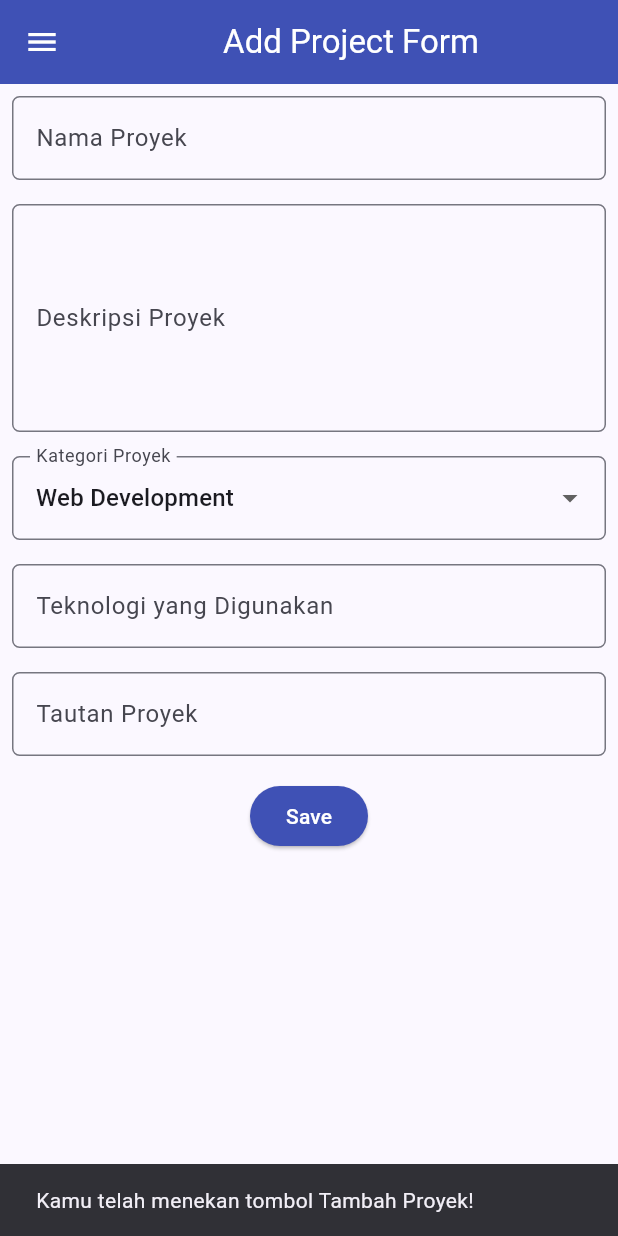
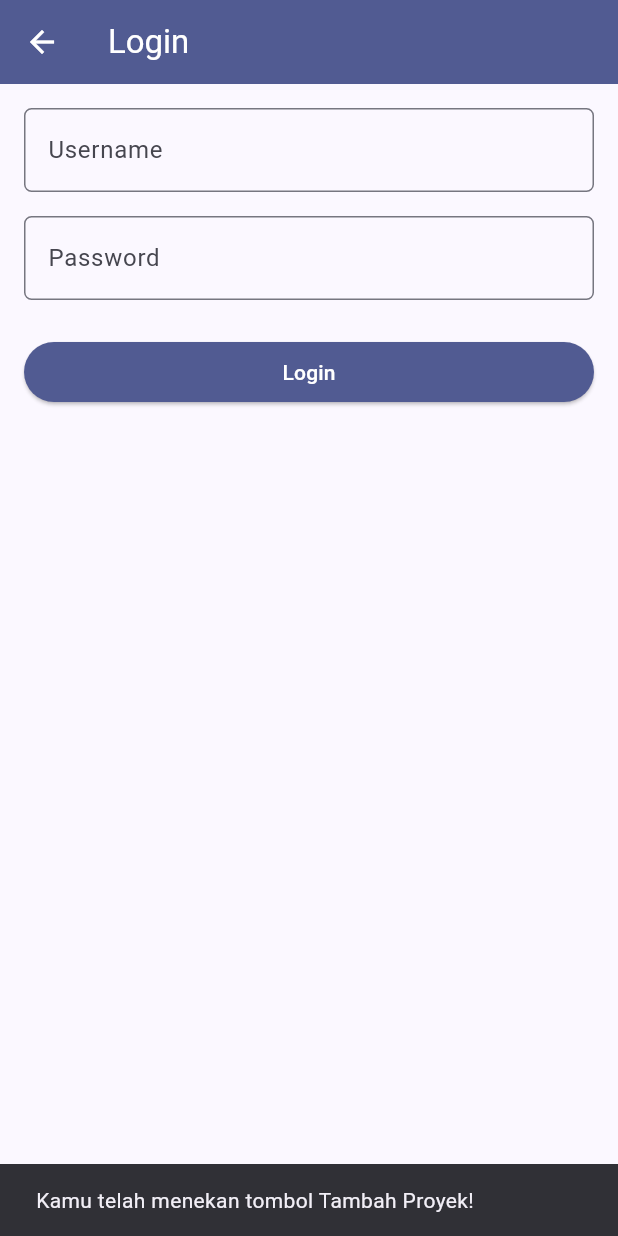
Before and after one commit to marlioboro/myportofolio_mobile, a Flutter app: the screen it shows after launch, after a tap on "Tambah Proyek", on a phone screen of 412 x 824 dp. Run offline on Flutter 3.47's test engine with Material 3 defaults, Android fonts, the phone set to English and light mode, and no system bars; generated files the repository leaves out were written again.

Commit message:
feat: add token login, auth state, and route guard
Provide ApiClient and AuthState with MultiProvider, add LoginScreen and ensureLoggedIn, guard Add Project in the drawer and card, and switch the drawer between Login and Logout.

```diff
--- a/lib/main.dart
+++ b/lib/main.dart
@@ -1,16 +1,28 @@
 import 'package:flutter/material.dart';
 import 'package:myportofolio_mobile/screens/menu.dart';
+import 'package:myportofolio_mobile/services/api_client.dart';
+import 'package:myportofolio_mobile/services/auth_state.dart';
+import 'package:provider/provider.dart';
 
 void main() {
-  runApp(const MyApp());
+  runApp(MyApp(apiClient: ApiClient()));
 }
 
 class MyApp extends StatelessWidget {
-  const MyApp({super.key});
+  const MyApp({required this.apiClient, super.key});
+
+  final ApiClient apiClient;
 
   @override
   Widget build(BuildContext context) {
-    return MaterialApp(
+    // MultiProvider menyisipkan ApiClient dan AuthState ke widget tree,
+    // jadi semua halaman bisa memakainya lewat context.read / context.watch.
+    return MultiProvider(
+      providers: [
+        Provider<ApiClient>.value(value: apiClient),
+        ChangeNotifierProvider(create: (_) => AuthState(apiClient)),
+      ],
+      child: MaterialApp(
         title: 'MyPortfolio',
         theme: ThemeData(
           colorScheme: ColorScheme.fromSeed(
@@ -20,6 +32,7 @@ class MyApp extends StatelessWidget {
           useMaterial3: true,
         ),
         home: MyHomePage(),
+      ),
     );
   }
 }
--- /dev/null
+++ b/lib/screens/login_screen.dart
@@ -0,0 +1,127 @@
+import 'package:flutter/material.dart';
+import 'package:myportofolio_mobile/services/api_client.dart';
+import 'package:myportofolio_mobile/services/auth_state.dart';
+import 'package:provider/provider.dart';
+
+/// Halaman login dengan username dan password akun Django.
+class LoginScreen extends StatefulWidget {
+  const LoginScreen({super.key});
+
+  @override
+  State<LoginScreen> createState() => _LoginScreenState();
+}
+
+class _LoginScreenState extends State<LoginScreen> {
+  final _formKey = GlobalKey<FormState>();
+
+  String _username = '';
+  String _password = '';
+  bool _isSubmitting = false;
+
+  Future<void> _submit() async {
+    if (!_formKey.currentState!.validate()) return;
+
+    setState(() {
+      _isSubmitting = true;
+    });
+
+    try {
+      await context.read<AuthState>().login(_username.trim(), _password);
+      if (!mounted) return;
+      Navigator.pop(context, true);
+    } on ApiException catch (error) {
+      if (!mounted) return;
+      ScaffoldMessenger.of(context).showSnackBar(
+        SnackBar(
+          content: Text(
+            'Login gagal (${error.statusCode}). Cek username dan password.',
+          ),
+        ),
+      );
+    } on Exception {
+      if (!mounted) return;
+      ScaffoldMessenger.of(context).showSnackBar(
+        const SnackBar(content: Text('Tidak bisa terhubung ke server.')),
+      );
+    } finally {
+      if (mounted) {
+        setState(() {
+          _isSubmitting = false;
+        });
+      }
+    }
+  }
+
+  @override
+  Widget build(BuildContext context) {
+    final colorScheme = Theme.of(context).colorScheme;
+
+    return Scaffold(
+      appBar: AppBar(
+        title: const Text('Login'),
+        backgroundColor: colorScheme.primary,
+        foregroundColor: Colors.white,
+      ),
+      body: Form(
+        key: _formKey,
+        child: SingleChildScrollView(
+          padding: const EdgeInsets.all(16),
+          child: Column(
+            crossAxisAlignment: CrossAxisAlignment.stretch,
+            children: [
+              TextFormField(
+                decoration: InputDecoration(
+                  hintText: 'Username',
+                  labelText: 'Username',
+                  border: OutlineInputBorder(
+                    borderRadius: BorderRadius.circular(5),
+                  ),
+                ),
+                onChanged: (value) => _username = value,
+                validator: (value) {
+                  if (value == null || value.trim().isEmpty) {
+                    return 'Username cannot be empty!';
+                  }
+                  return null;
+                },
+              ),
+              const SizedBox(height: 16),
+              TextFormField(
+                obscureText: true,
+                decoration: InputDecoration(
+                  hintText: 'Password',
+                  labelText: 'Password',
+                  border: OutlineInputBorder(
+                    borderRadius: BorderRadius.circular(5),
+                  ),
+                ),
+                onChanged: (value) => _password = value,
+                validator: (value) {
+                  if (value == null || value.isEmpty) {
+                    return 'Password cannot be empty!';
+                  }
+                  return null;
+                },
+              ),
+              const SizedBox(height: 24),
+              ElevatedButton(
+                style: ElevatedButton.styleFrom(
+                  backgroundColor: colorScheme.primary,
+                  foregroundColor: Colors.white,
+                ),
+                onPressed: _isSubmitting ? null : _submit,
+                child: _isSubmitting
+                    ? const SizedBox(
+                        height: 20,
+                        width: 20,
+                        child: CircularProgressIndicator(strokeWidth: 2),
+                      )
+                    : const Text('Login'),
+              ),
+            ],
+          ),
+        ),
+      ),
+    );
+  }
+}
--- /dev/null
+++ b/lib/services/auth_state.dart
@@ -0,0 +1,32 @@
+import 'package:flutter/foundation.dart';
+import 'package:myportofolio_mobile/services/api_client.dart';
+
+/// Menyimpan token autentikasi di memori selama aplikasi berjalan.
+class AuthState extends ChangeNotifier {
+  AuthState(this._apiClient, {String? initialToken}) : _token = initialToken;
+
+  final ApiClient _apiClient;
+  String? _token;
+
+  String? get token => _token;
+  bool get isLoggedIn => _token != null;
+
+  Future<void> login(String username, String password) async {
+    _token = await _apiClient.obtainToken(username, password);
+    notifyListeners();
+  }
+
+  Future<void> logout() async {
+    final current = _token;
+    if (current == null) return;
+
+    try {
+      await _apiClient.logout(token: current);
+    } on ApiException {
+      // Token mungkin sudah dicabut di server; tetap logout di aplikasi.
+    } finally {
+      _token = null;
+      notifyListeners();
+    }
+  }
+}
--- /dev/null
+++ b/lib/widgets/auth_guard.dart
@@ -0,0 +1,16 @@
+import 'package:flutter/material.dart';
+import 'package:myportofolio_mobile/screens/login_screen.dart';
+import 'package:myportofolio_mobile/services/auth_state.dart';
+import 'package:provider/provider.dart';
+
+/// Memastikan pengguna sudah login. Kalau belum, buka [LoginScreen] dan
+/// kembalikan `true` hanya jika login berhasil.
+Future<bool> ensureLoggedIn(BuildContext context) async {
+  if (context.read<AuthState>().isLoggedIn) return true;
+
+  final loggedIn = await Navigator.push<bool>(
+    context,
+    MaterialPageRoute(builder: (context) => const LoginScreen()),
+  );
+  return loggedIn ?? false;
+}
--- a/lib/widgets/left_drawer.dart
+++ b/lib/widgets/left_drawer.dart
@@ -2,21 +2,34 @@ import 'package:flutter/material.dart';
 import 'package:myportofolio_mobile/screens/experience_form.dart';
 import 'package:myportofolio_mobile/screens/menu.dart';
 import 'package:myportofolio_mobile/screens/project_form.dart';
+import 'package:myportofolio_mobile/screens/project_list_screen.dart';
+import 'package:myportofolio_mobile/services/auth_state.dart';
+import 'package:myportofolio_mobile/widgets/auth_guard.dart';
+import 'package:provider/provider.dart';
 
-/// Drawer menu untuk berpindah antara halaman utama, form tambah proyek,
-/// dan form tambah experience. Drawer yang sama dipakai di ketiga halaman.
+/// Drawer menu yang dipakai bersama di semua halaman.
+///
+/// Opsi Login/Logout ikut berubah otomatis karena drawer membaca
+/// [AuthState] lewat `context.watch`.
 class LeftDrawer extends StatelessWidget {
   const LeftDrawer({super.key});
 
+  void _replaceWith(BuildContext context, Widget page) {
+    Navigator.pushReplacement(
+      context,
+      MaterialPageRoute(builder: (context) => page),
+    );
+  }
+
   @override
   Widget build(BuildContext context) {
+    final isLoggedIn = context.watch<AuthState>().isLoggedIn;
+
     return Drawer(
       child: ListView(
         children: [
           const DrawerHeader(
-            decoration: BoxDecoration(
-              color: Colors.indigo,
-            ),
+            decoration: BoxDecoration(color: Colors.indigo),
             child: Column(
               crossAxisAlignment: CrossAxisAlignment.start,
               children: [
@@ -31,10 +44,7 @@ class LeftDrawer extends StatelessWidget {
                 SizedBox(height: 10),
                 Text(
                   'Explore personal projects and experiences!',
-                  style: TextStyle(
-                    fontSize: 15,
-                    color: Colors.white,
-                  ),
+                  style: TextStyle(fontSize: 15, color: Colors.white),
                 ),
               ],
             ),
@@ -42,42 +52,48 @@ class LeftDrawer extends StatelessWidget {
           ListTile(
             leading: const Icon(Icons.home_outlined),
             title: const Text('Home'),
-            // Navigasi ke halaman utama portofolio
-            onTap: () {
-              Navigator.pushReplacement(
-                context,
-                MaterialPageRoute(
-                  builder: (context) => MyHomePage(),
-                ),
-              );
-            },
+            onTap: () => _replaceWith(context, MyHomePage()),
+          ),
+          ListTile(
+            leading: const Icon(Icons.folder_outlined),
+            title: const Text('Projects'),
+            // Daftar proyek publik, tidak perlu login.
+            onTap: () => _replaceWith(context, const ProjectListScreen()),
           ),
           ListTile(
             leading: const Icon(Icons.add_circle_outline),
             title: const Text('Add Project'),
-            // Navigasi ke halaman tambah proyek
-            onTap: () {
-              Navigator.pushReplacement(
-                context,
-                MaterialPageRoute(
-                  builder: (context) => const ProjectFormPage(),
-                ),
-              );
+            // Menambah proyek butuh token, jadi minta login dulu.
+            onTap: () async {
+              final loggedIn = await ensureLoggedIn(context);
+              if (!loggedIn || !context.mounted) return;
+              _replaceWith(context, const ProjectFormPage());
             },
           ),
           ListTile(
             leading: const Icon(Icons.work_outline),
             title: const Text('Add Experience'),
-            // Navigasi ke halaman tambah experience
-            onTap: () {
-              Navigator.pushReplacement(
-                context,
-                MaterialPageRoute(
-                  builder: (context) => const ExperienceFormPage(),
-                ),
-              );
-            },
+            onTap: () => _replaceWith(context, const ExperienceFormPage()),
           ),
+          const Divider(),
+          if (isLoggedIn)
+            ListTile(
+              leading: const Icon(Icons.logout),
+              title: const Text('Logout'),
+              onTap: () async {
+                final messenger = ScaffoldMessenger.of(context);
+                await context.read<AuthState>().logout();
+                messenger.showSnackBar(
+                  const SnackBar(content: Text('Kamu sudah logout.')),
+                );
+              },
+            )
+          else
+            ListTile(
+              leading: const Icon(Icons.login),
+              title: const Text('Login'),
+              onTap: () => ensureLoggedIn(context),
+            ),
         ],
       ),
     );
--- a/lib/widgets/project_card.dart
+++ b/lib/widgets/project_card.dart
@@ -2,6 +2,9 @@ import 'package:flutter/material.dart';
 import 'package:myportofolio_mobile/screens/experience_form.dart';
 import 'package:myportofolio_mobile/screens/menu.dart';
 import 'package:myportofolio_mobile/screens/project_form.dart';
+import 'package:myportofolio_mobile/services/auth_state.dart';
+import 'package:myportofolio_mobile/widgets/auth_guard.dart';
+import 'package:provider/provider.dart';
 
 /// Kartu tombol aksi di halaman utama. Warna latar diambil dari
 /// ItemHomepage.color. Tombol Tambah Proyek dan Tambah Experience membuka
@@ -19,7 +22,7 @@ class ItemCard extends StatelessWidget {
       borderRadius: BorderRadius.circular(12),
       child: InkWell(
         // Aksi ketika kartu ditekan oleh pengguna.
-        onTap: () {
+        onTap: () async {
           // Menampilkan SnackBar dengan pesan interaktif.
           ScaffoldMessenger.of(context)
             ..hideCurrentSnackBar()
@@ -30,10 +33,23 @@ class ItemCard extends StatelessWidget {
           // Navigate ke halaman yang sesuai. push() menaruh form di atas menu,
           // jadi tombol Back membawa pengguna kembali ke menu.
           if (item.name == "Tambah Proyek") {
+            // Menambah proyek butuh token, jadi minta login dulu.
+            final loggedIn = await ensureLoggedIn(context);
+            if (!loggedIn || !context.mounted) return;
             Navigator.push(
               context,
               MaterialPageRoute(builder: (context) => const ProjectFormPage()),
             );
+          } else if (item.name == "Logout") {
+            final auth = context.read<AuthState>();
+            if (!auth.isLoggedIn) return;
+            final messenger = ScaffoldMessenger.of(context);
+            await auth.logout();
+            messenger
+              ..hideCurrentSnackBar()
+              ..showSnackBar(
+                const SnackBar(content: Text("Kamu sudah logout.")),
+              );
           } else if (item.name == "Tambah Experience") {
             Navigator.push(
               context,
```
Lines whose indentation alone changed are shown as unchanged.
